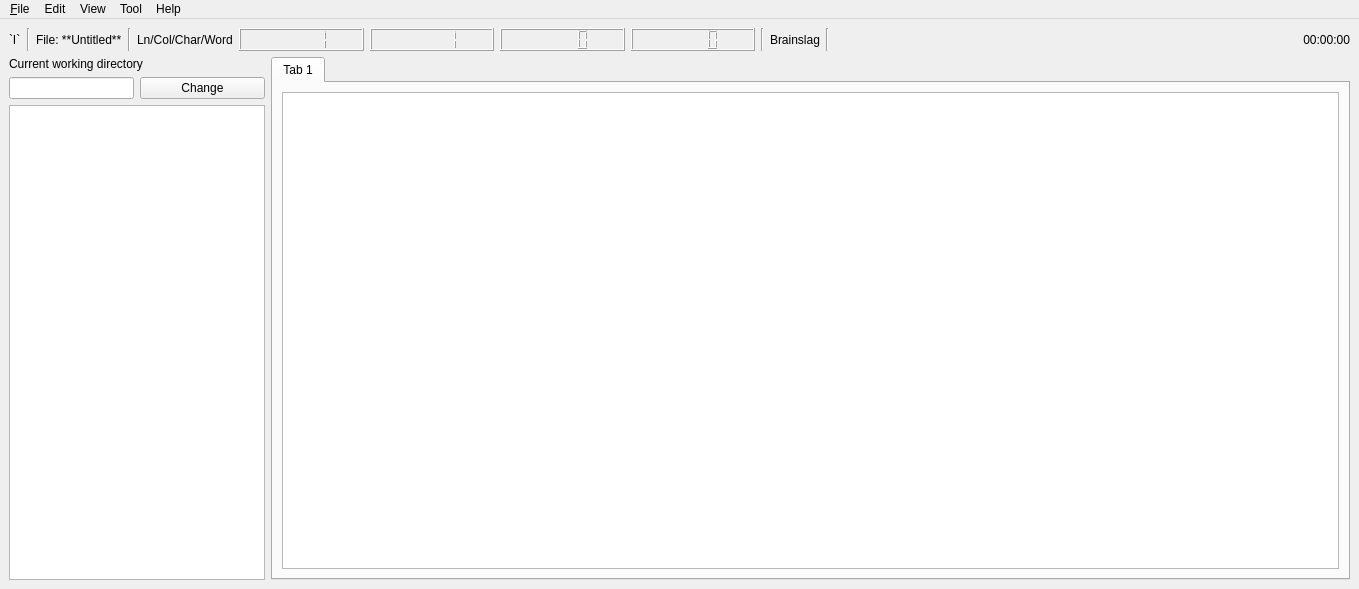
Before: the Qt Designer form src/TextEditor/TextEditor.ui in KatsumiKougen/SmallPyQt5Apps, drawn with Qt 5.
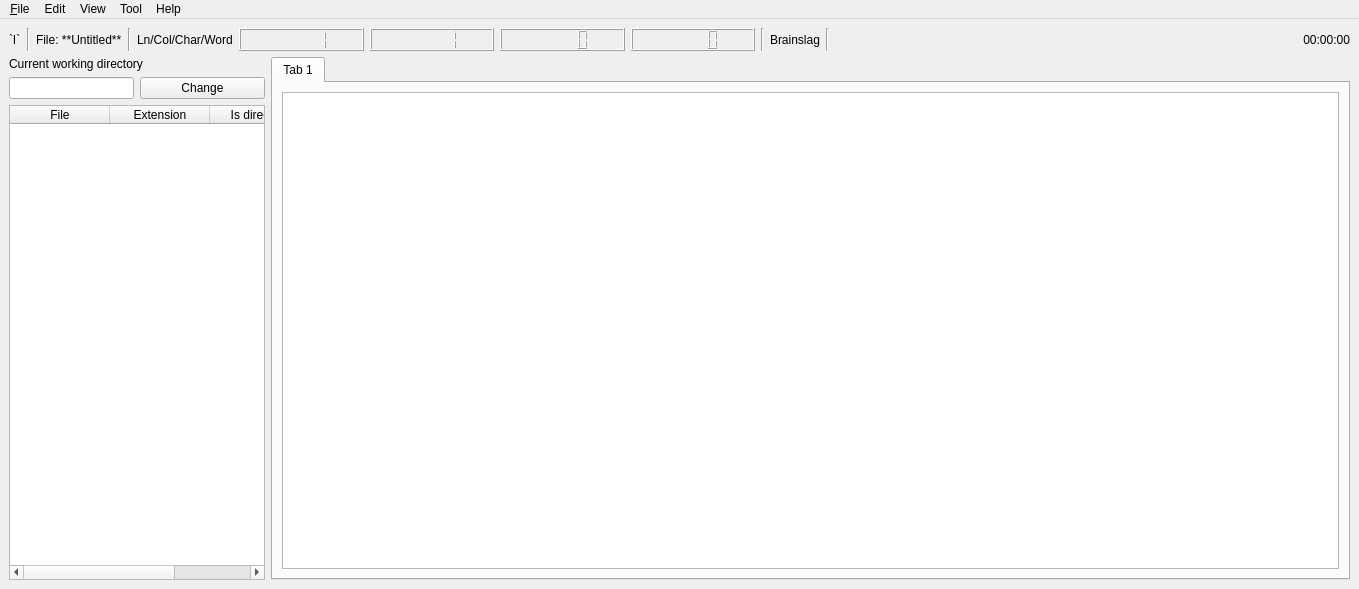
After: the same form once the commit is applied.

Commit message: Change the file view sidebar from QTreeView to QTableWidget

```diff
--- a/src/TextEditor/TextEditor.ui
+++ b/src/TextEditor/TextEditor.ui
@@ -193,13 +193,31 @@
          </layout>
         </item>
         <item>
-         <widget class="QTreeView" name="FileView_TreeView">
+         <widget class="QTableWidget" name="FileView_TableWidget">
           <property name="sizePolicy">
            <sizepolicy hsizetype="Minimum" vsizetype="Expanding">
             <horstretch>0</horstretch>
             <verstretch>0</verstretch>
            </sizepolicy>
           </property>
+          <attribute name="horizontalHeaderMinimumSectionSize">
+           <number>23</number>
+          </attribute>
+          <column>
+           <property name="text">
+            <string>File</string>
+           </property>
+          </column>
+          <column>
+           <property name="text">
+            <string>Extension</string>
+           </property>
+          </column>
+          <column>
+           <property name="text">
+            <string>Is directory</string>
+           </property>
+          </column>
          </widget>
         </item>
        </layout>
```
The commit also changes 1 other file.
